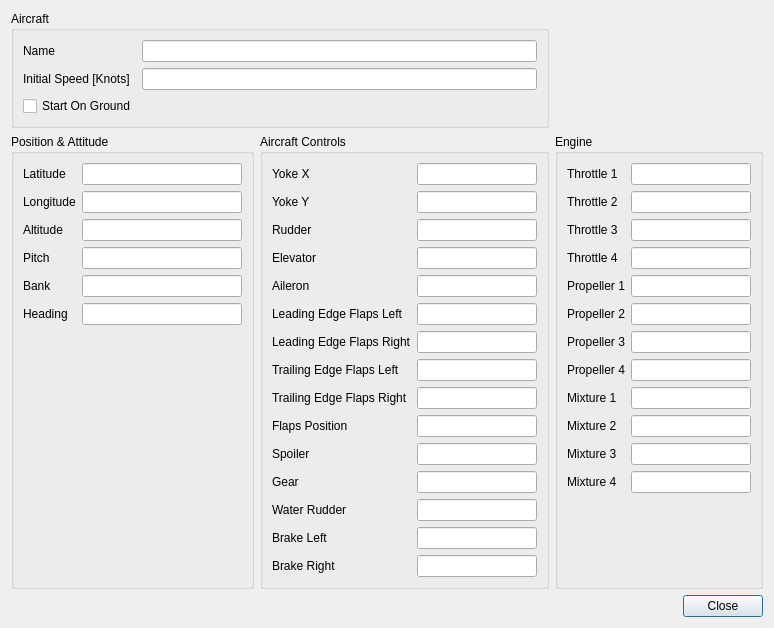
till213/SkyDolly, file src/UserInterface/src/Dialogs/SimulationVariablesDialog.ui: the form before one commit.
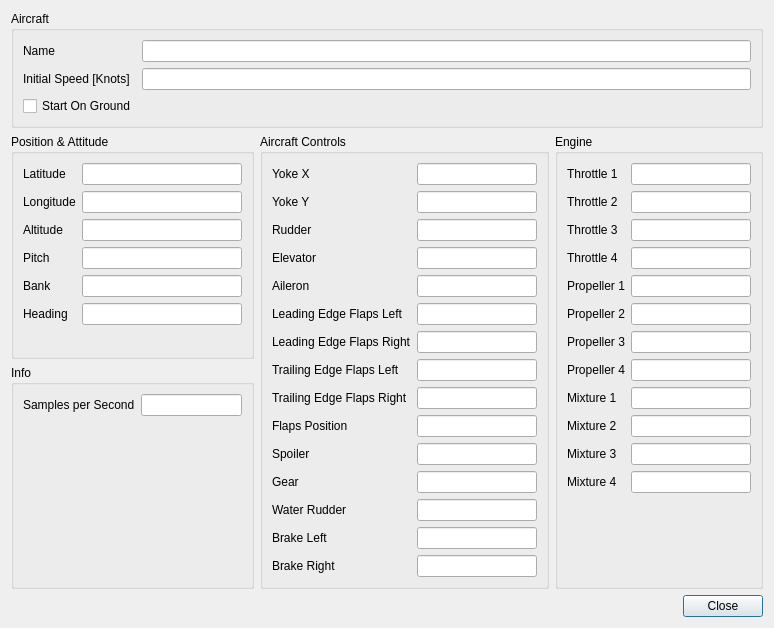
The form after the commit.

Commit message:
Add initial sample per seconds counter
- Move common SkyConnect logic into abstract base class
- Destroy singletons as late as possible (after dialogs are destroyed)

The edit to the form file:
```diff
--- a/src/UserInterface/src/Dialogs/SimulationVariablesDialog.ui
+++ b/src/UserInterface/src/Dialogs/SimulationVariablesDialog.ui
@@ -14,65 +14,6 @@
    <string>Simulation Variables</string>
   </property>
   <layout class="QGridLayout" name="gridLayout">
-   <item row="0" column="0" colspan="2">
-    <widget class="QGroupBox" name="groupBox_4">
-     <property name="minimumSize">
-      <size>
-       <width>512</width>
-       <height>0</height>
-      </size>
-     </property>
-     <property name="title">
-      <string>Aircraft</string>
-     </property>
-     <layout class="QGridLayout" name="gridLayout_4">
-      <item row="3" column="0">
-       <widget class="QCheckBox" name="startOnGroundCheckBox">
-        <property name="text">
-         <string>Start On Ground</string>
-        </property>
-        <property name="checkable">
-         <bool>false</bool>
-        </property>
-       </widget>
-      </item>
-      <item row="1" column="1">
-       <widget class="QLineEdit" name="nameLineEdit">
-        <property name="minimumSize">
-         <size>
-          <width>120</width>
-          <height>0</height>
-         </size>
-        </property>
-        <property name="readOnly">
-         <bool>true</bool>
-        </property>
-       </widget>
-      </item>
-      <item row="2" column="1">
-       <widget class="QLineEdit" name="initialAirspeedLineEdit">
-        <property name="readOnly">
-         <bool>true</bool>
-        </property>
-       </widget>
-      </item>
-      <item row="1" column="0">
-       <widget class="QLabel" name="label_5">
-        <property name="text">
-         <string>Name</string>
-        </property>
-       </widget>
-      </item>
-      <item row="2" column="0">
-       <widget class="QLabel" name="label_24">
-        <property name="text">
-         <string>Initial Speed [Knots]</string>
-        </property>
-       </widget>
-      </item>
-     </layout>
-    </widget>
-   </item>
    <item row="1" column="1">
     <spacer name="verticalSpacer">
      <property name="orientation">
@@ -191,7 +132,7 @@
      </layout>
     </widget>
    </item>
-   <item row="2" column="1">
+   <item row="2" column="1" rowspan="2">
     <widget class="QGroupBox" name="groupBox_7">
      <property name="minimumSize">
       <size>
@@ -506,7 +447,7 @@
      </layout>
     </widget>
    </item>
-   <item row="2" column="2">
+   <item row="2" column="2" rowspan="2">
     <widget class="QGroupBox" name="groupBox">
      <property name="minimumSize">
       <size>
@@ -761,7 +702,30 @@
      </layout>
     </widget>
    </item>
-   <item row="3" column="2">
+   <item row="3" column="0">
+    <widget class="QGroupBox" name="groupBox_2">
+     <property name="title">
+      <string>Info</string>
+     </property>
+     <layout class="QFormLayout" name="formLayout_3">
+      <item row="0" column="0">
+       <widget class="QLabel" name="label_55">
+        <property name="text">
+         <string>Samples per Second</string>
+        </property>
+       </widget>
+      </item>
+      <item row="0" column="1">
+       <widget class="QLineEdit" name="samplesPerSecondLineEdit">
+        <property name="readOnly">
+         <bool>true</bool>
+        </property>
+       </widget>
+      </item>
+     </layout>
+    </widget>
+   </item>
+   <item row="4" column="2">
     <widget class="QDialogButtonBox" name="buttonBox">
      <property name="orientation">
       <enum>Qt::Horizontal</enum>
@@ -771,6 +735,65 @@
      </property>
     </widget>
    </item>
+   <item row="0" column="0" colspan="3">
+    <widget class="QGroupBox" name="groupBox_4">
+     <property name="minimumSize">
+      <size>
+       <width>512</width>
+       <height>0</height>
+      </size>
+     </property>
+     <property name="title">
+      <string>Aircraft</string>
+     </property>
+     <layout class="QGridLayout" name="gridLayout_4">
+      <item row="3" column="0">
+       <widget class="QCheckBox" name="startOnGroundCheckBox">
+        <property name="text">
+         <string>Start On Ground</string>
+        </property>
+        <property name="checkable">
+         <bool>false</bool>
+        </property>
+       </widget>
+      </item>
+      <item row="1" column="1">
+       <widget class="QLineEdit" name="nameLineEdit">
+        <property name="minimumSize">
+         <size>
+          <width>120</width>
+          <height>0</height>
+         </size>
+        </property>
+        <property name="readOnly">
+         <bool>true</bool>
+        </property>
+       </widget>
+      </item>
+      <item row="2" column="1">
+       <widget class="QLineEdit" name="initialAirspeedLineEdit">
+        <property name="readOnly">
+         <bool>true</bool>
+        </property>
+       </widget>
+      </item>
+      <item row="1" column="0">
+       <widget class="QLabel" name="label_5">
+        <property name="text">
+         <string>Name</string>
+        </property>
+       </widget>
+      </item>
+      <item row="2" column="0">
+       <widget class="QLabel" name="label_24">
+        <property name="text">
+         <string>Initial Speed [Knots]</string>
+        </property>
+       </widget>
+      </item>
+     </layout>
+    </widget>
+   </item>
   </layout>
  </widget>
  <resources/>
```
The commit also changes 15 other files.
